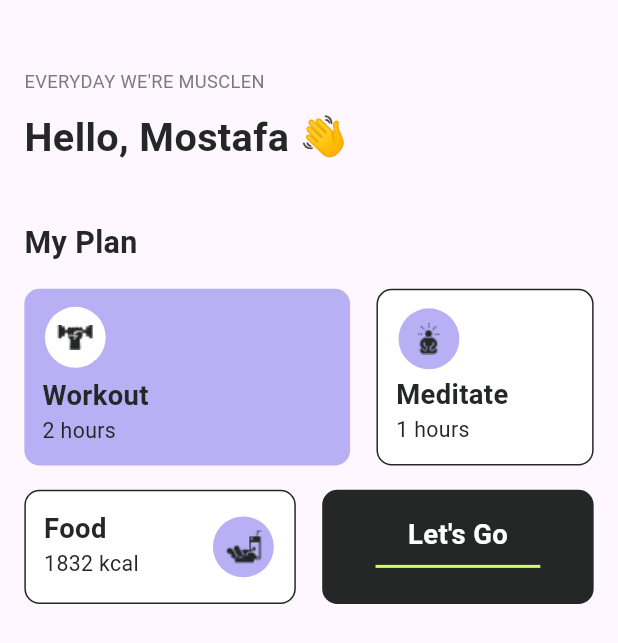
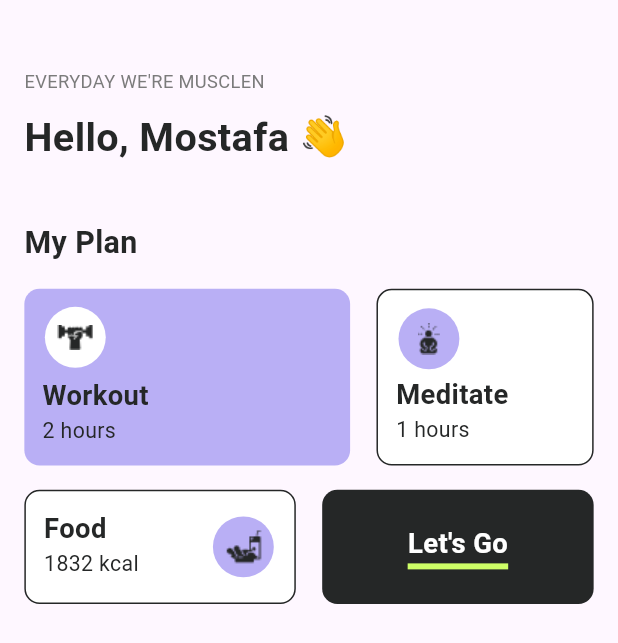
Before and after one commit to mostafaramadanhamed/fit_sphare, a Flutter app: the HomeScreen screen opened by its route, on a phone screen of 412 x 824 dp. Shown: the top 643 px of the screen. Run offline on Flutter 3.47's test engine with Material 3 defaults, Android fonts, the phone set to English and light mode, and no system bars; our stand-ins replace flutter_screenutil.

```diff
--- a/lib/features/home/ui/home_screen.dart
+++ b/lib/features/home/ui/home_screen.dart
@@ -171,11 +171,12 @@ class HomeScreen extends StatelessWidget {
                           color: Colors.white,
                         )),
                     SizedBox(
-                      child: Divider(
+                      width: 61.w,
+                      height: 4.h,
+                      child: const Divider(
                         color: ColorsManager.lightGreenYellow,
-                        thickness: 2,
+                        thickness: 4,
                       ),
-                      width: 100.w,
                     )
                   ],
                 ),
```
